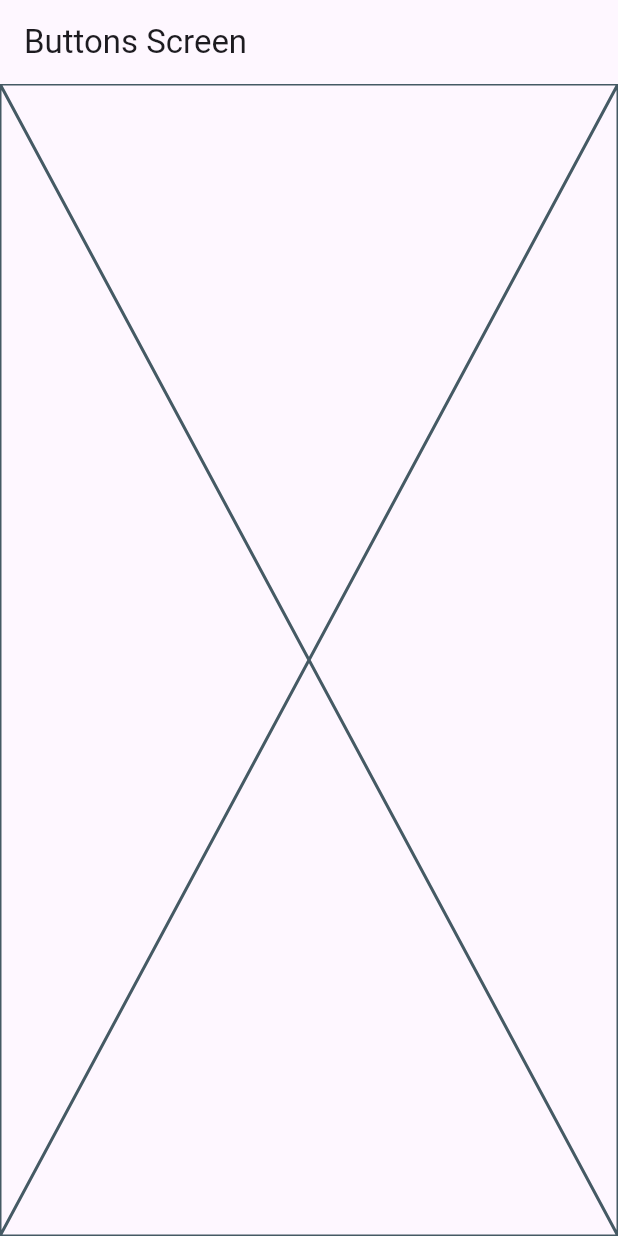
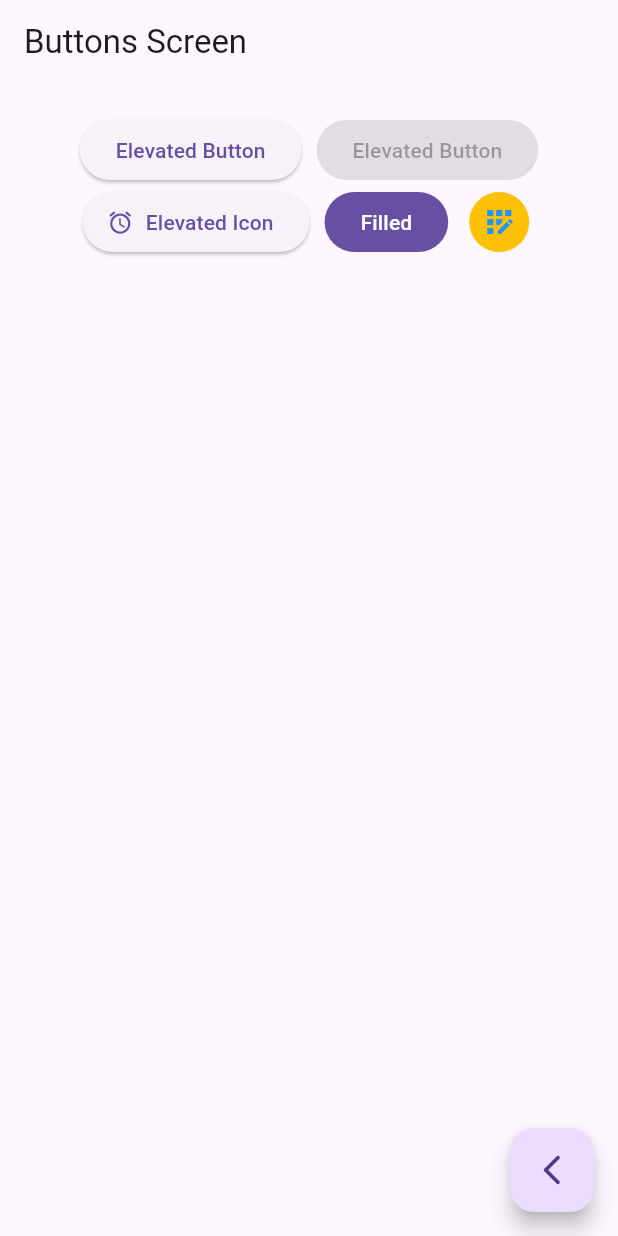
Before and after one commit to RobertoOrona90/widgets_app, a Flutter app: the ButtonsScreen screen opened by its route, on a phone screen of 412 x 824 dp. Run offline on Flutter 3.47's test engine with Material 3 defaults, Android fonts, the phone set to English and light mode, and no system bars; our stand-ins replace go_router.

Commit message:
buttons implementation

```diff
--- a/lib/presentation/screens/buttons/buttons_screen.dart
+++ b/lib/presentation/screens/buttons/buttons_screen.dart
@@ -1,4 +1,5 @@
 import 'package:flutter/material.dart';
+import 'package:go_router/go_router.dart';
 
 class ButtonsScreen extends StatelessWidget {
   static const String name = 'buttons_screen';
@@ -11,7 +12,48 @@ class ButtonsScreen extends StatelessWidget {
       appBar: AppBar(
         title: Text('Buttons Screen'),
       ),
-      body: Placeholder(),
+      body: ButtonsView(),
+      floatingActionButton: FloatingActionButton(
+        onPressed: (){
+          context.pop();
+
+        },
+        child: Icon(Icons.arrow_back_ios_new_rounded),
+        ),
     );
   }
 }
+
+class ButtonsView extends StatelessWidget {
+  const ButtonsView({
+    super.key,
+  });
+
+  @override
+  Widget build(BuildContext context) {
+    return SizedBox(
+      width: double.infinity,
+      child: Padding(
+        padding: const EdgeInsets.symmetric(horizontal: 10, vertical: 20),
+          child: Wrap(
+            spacing: 10,
+            crossAxisAlignment: WrapCrossAlignment.center,
+            alignment: WrapAlignment.center,
+            children: [
+                  ElevatedButton(onPressed: (){}, child: const Text('Elevated Button')),
+                  ElevatedButton(onPressed: null, child: const Text('Elevated Button')),
+                  ElevatedButton.icon(onPressed: (){}, icon:Icon(Icons.access_alarm_rounded), label: Text('Elevated Icon')),
+                  FilledButton(onPressed: (){}, child: Text('Filled')),
+                  IconButton(onPressed: (){},
+                   icon: const Icon(Icons.app_registration_outlined),
+                   style: ButtonStyle(
+                    backgroundColor: WidgetStatePropertyAll(Colors.amber),
+                    iconColor: WidgetStatePropertyAll(Colors.blue)
+                   ),
+                  )
+            ],
+          ),
+      ),
+    );
+  }
+}
```
